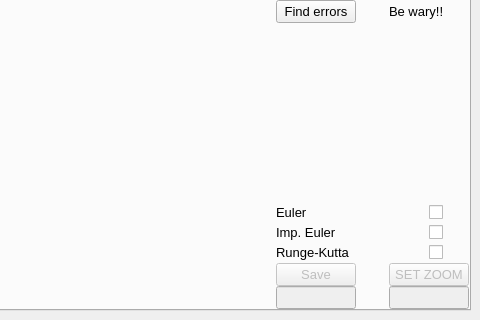
The window that Differ_eq/mainwindow.ui (BlackNuziGuy/Differ_eq) describes before a commit, drawn with Qt 5; both pictures show x 348 to 828 and y 366 to 686 of the 828 by 686 pixel window.
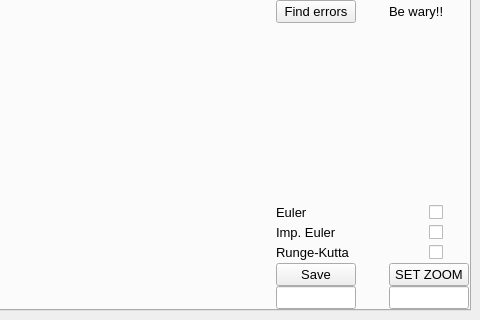
The same window after the commit. The open tabs and pages were chosen to show the change. Custom widgets are drawn as their Qt base class.

What changed in the file:
```diff
--- a/Differ_eq/mainwindow.ui
+++ b/Differ_eq/mainwindow.ui
@@ -1313,7 +1313,7 @@
               <item row="9" column="0">
                <widget class="QPushButton" name="Save">
                 <property name="enabled">
-                 <bool>false</bool>
+                 <bool>true</bool>
                 </property>
                 <property name="text">
                  <string>Save</string>
@@ -1323,7 +1323,7 @@
               <item row="9" column="1">
                <widget class="QPushButton" name="SET">
                 <property name="enabled">
-                 <bool>false</bool>
+                 <bool>true</bool>
                 </property>
                 <property name="text">
                  <string>SET ZOOM</string>
@@ -1333,7 +1333,7 @@
               <item row="10" column="0">
                <widget class="QLineEdit" name="Z1">
                 <property name="enabled">
-                 <bool>false</bool>
+                 <bool>true</bool>
                 </property>
                 <property name="sizePolicy">
                  <sizepolicy hsizetype="Maximum" vsizetype="Fixed">
@@ -1352,7 +1352,7 @@
               <item row="10" column="1">
                <widget class="QLineEdit" name="Z2">
                 <property name="enabled">
-                 <bool>false</bool>
+                 <bool>true</bool>
                 </property>
                 <property name="sizePolicy">
                  <sizepolicy hsizetype="Maximum" vsizetype="Fixed">
```
